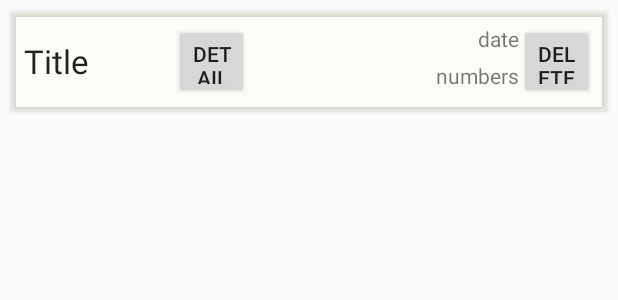
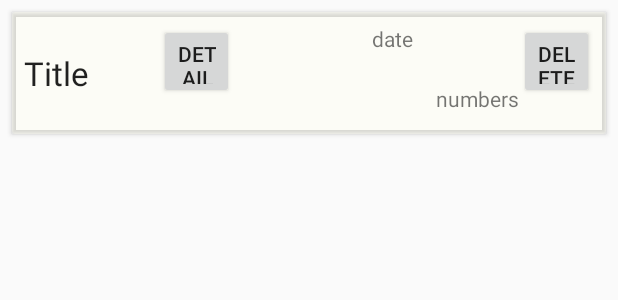
Before and after one commit to CMPUT301F18T09/CureAll, an Android app: the layout patient_each_problem_in_recycle_view.xml on its own in the app's theme, with its tools: preview values and no code run, on a phone screen of 412 x 824 dp. Shown: the top 300 px of the screen. Run offline under Robolectric (Android 15) with nearby library versions, the phone set to English and light mode, and no system bars.

Commit message:
add some comments and set the textview or edittext with data

```diff
--- a/app/src/main/java/com/example/cmput301f18t09/cureall/Activities/PatientActivity/PatientListOfProblemsPageActivity.java
+++ b/app/src/main/java/com/example/cmput301f18t09/cureall/Activities/PatientActivity/PatientListOfProblemsPageActivity.java
@@ -181,9 +181,9 @@ public class PatientListOfProblemsPageActivity extends AppCompatActivity impleme
         TextView email = header.findViewById(R.id.nav_email);
         TextView phoneNumber = header.findViewById(R.id.nav_phone);
         ImageView headScript = header.findViewById(R.id.nav_headScript);
-        name.setText(username);
-        email.setText(user_email);
-        phoneNumber.setText(phone);
+        name.setText("ID: "+username);
+        email.setText("Email:"+user_email);
+        phoneNumber.setText("Phone: "+ phone);
 
         //for end
         problemAddingButton.setOnClickListener(new View.OnClickListener() {
--- a/app/src/main/java/com/example/cmput301f18t09/cureall/Activities/PatientActivity/PatientProblemDetailPageActivity.java
+++ b/app/src/main/java/com/example/cmput301f18t09/cureall/Activities/PatientActivity/PatientProblemDetailPageActivity.java
@@ -87,7 +87,10 @@ public class PatientProblemDetailPageActivity extends AppCompatActivity {
         id = patient.getPatientID();
         pw = patient.getPassword();
 
-
+        //set the content on view
+        titleInput.setText(problem.getTitle());
+        dateInput.setText(problem.getTime());
+        descriptionInput.setText(problem.getDescription());
 
         //set backButton listener
         backButton.setOnClickListener(new View.OnClickListener() {
@@ -150,7 +153,6 @@ public class PatientProblemDetailPageActivity extends AppCompatActivity {
         recyclerView.setHasFixedSize(true);
         mLayoutManager = new LinearLayoutManager(this);
         mAdapter = new PatientProblemDetailPageAdapter(records);
-
         recyclerView.setLayoutManager(mLayoutManager);
         recyclerView.setAdapter(mAdapter);
         mAdapter.setOnItemClickListener(new PatientProblemDetailPageAdapter.OnItemClickListener() {
--- a/app/src/main/res/layout/patient_each_problem_in_recycle_view.xml
+++ b/app/src/main/res/layout/patient_each_problem_in_recycle_view.xml
@@ -29,37 +29,41 @@
 
         <Button
             android:id="@+id/problemDetailButton"
-            android:text="detail"
             android:layout_width="50dp"
             android:layout_height="50dp"
             android:layout_alignParentStart="true"
             android:layout_alignParentTop="true"
-            android:layout_marginStart="100dp"
+            android:layout_marginStart="90dp"
+            android:text="detail"
             app:srcCompat="@mipmap/ic_launcher" />
 
         <TextView
             android:id="@+id/date"
-            android:layout_width="wrap_content"
-            android:layout_height="25dp"
-            android:layout_alignTop="@+id/problemDetailButton"
-            android:layout_toStartOf="@+id/problemDeleteButton"
+            android:layout_width="98dp"
+            android:layout_height="wrap_content"
+            android:layout_alignEnd="@+id/numberOfRecords"
+            android:layout_alignParentTop="true"
+            android:autoSizeMaxTextSize="100sp"
+            android:autoSizeMinTextSize="4sp"
+            android:autoSizeTextType="uniform"
             android:text="date" />
 
         <TextView
             android:id="@+id/numberOfRecords"
             android:layout_width="wrap_content"
             android:layout_height="25dp"
-            android:layout_alignBottom="@+id/problemDetailButton"
+            android:layout_alignParentTop="true"
+            android:layout_marginTop="40dp"
             android:layout_toStartOf="@+id/problemDeleteButton"
             android:text="numbers" />
 
         <Button
             android:id="@+id/problemDeleteButton"
-            android:text="delete"
             android:layout_width="50dp"
             android:layout_height="50dp"
             android:layout_alignParentEnd="true"
             android:layout_alignParentTop="true"
+            android:text="delete"
             app:srcCompat="@drawable/ic_launcher_background" />
 
 
```
Also changed, not shown: app/src/main/java/com/example/cmput301f18t09/cureall/PatientAdapter/PatientProblemListPageAdapter.java (+8 -0 lines), 2 other files.
